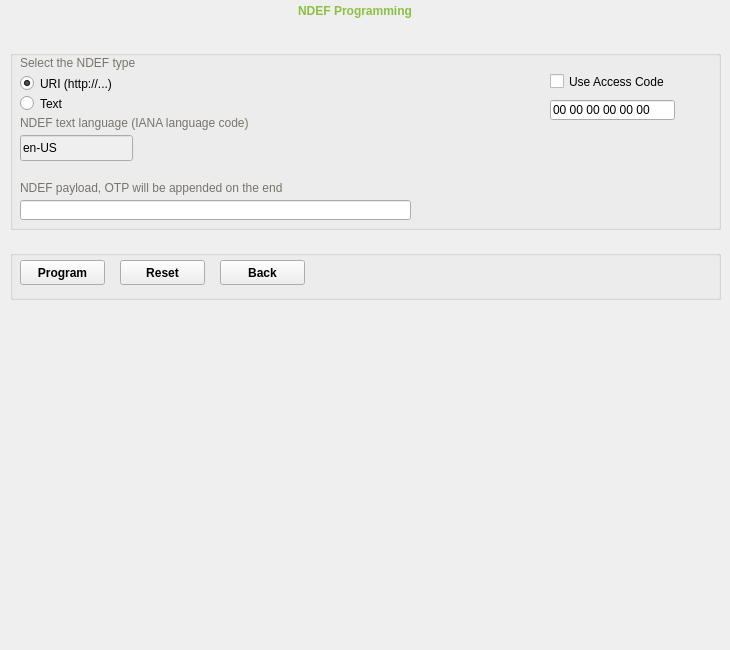
This is src/ui/toolpage.ui in Yubico/yubikey-personalization-gui-dpkg as Qt 5 draws it before an edit. The edited form follows.
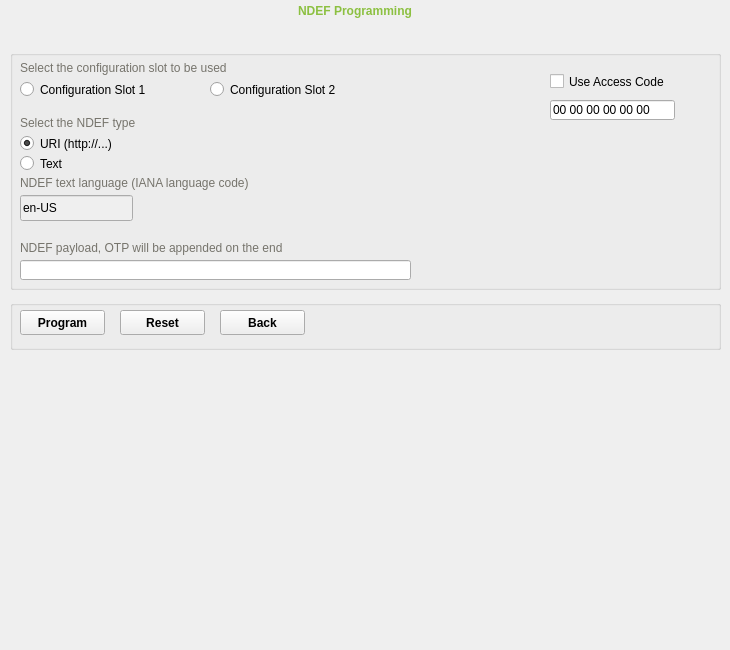
This is the edited form.

Diff of the .ui file:
```diff
--- a/src/ui/toolpage.ui
+++ b/src/ui/toolpage.ui
@@ -1002,7 +1002,7 @@
     <property name="geometry">
      <rect>
       <x>10</x>
-      <y>250</y>
+      <y>300</y>
       <width>711</width>
       <height>50</height>
      </rect>
@@ -1056,14 +1056,14 @@
       <x>10</x>
       <y>50</y>
       <width>711</width>
-      <height>180</height>
+      <height>240</height>
      </rect>
     </property>
     <widget class="QLabel" name="ndefTypeLabel">
      <property name="geometry">
       <rect>
        <x>10</x>
-       <y>5</y>
+       <y>65</y>
        <width>321</width>
        <height>16</height>
       </rect>
@@ -1080,7 +1080,7 @@
      <property name="geometry">
       <rect>
        <x>10</x>
-       <y>25</y>
+       <y>85</y>
        <width>151</width>
        <height>17</height>
       </rect>
@@ -1102,7 +1102,7 @@
      <property name="geometry">
       <rect>
        <x>10</x>
-       <y>45</y>
+       <y>105</y>
        <width>151</width>
        <height>17</height>
       </rect>
@@ -1118,7 +1118,7 @@
      <property name="geometry">
       <rect>
        <x>10</x>
-       <y>150</y>
+       <y>210</y>
        <width>391</width>
        <height>20</height>
       </rect>
@@ -1134,7 +1134,7 @@
      <property name="geometry">
       <rect>
        <x>10</x>
-       <y>85</y>
+       <y>145</y>
        <width>113</width>
        <height>26</height>
       </rect>
@@ -1147,7 +1147,7 @@
      <property name="geometry">
       <rect>
        <x>10</x>
-       <y>65</y>
+       <y>125</y>
        <width>321</width>
        <height>16</height>
       </rect>
@@ -1164,7 +1164,7 @@
      <property name="geometry">
       <rect>
        <x>10</x>
-       <y>130</y>
+       <y>190</y>
        <width>321</width>
        <height>16</height>
       </rect>
@@ -1216,6 +1216,71 @@
       </property>
      </widget>
     </widget>
+    <widget class="QWidget" name="ndefSlotWidget" native="true">
+     <property name="geometry">
+      <rect>
+       <x>10</x>
+       <y>10</y>
+       <width>361</width>
+       <height>50</height>
+      </rect>
+     </property>
+     <widget class="QLabel" name="ndefSlotLabel">
+      <property name="geometry">
+       <rect>
+        <x>0</x>
+        <y>0</y>
+        <width>321</width>
+        <height>16</height>
+       </rect>
+      </property>
+      <property name="styleSheet">
+       <string notr="true">font-weight: normal;
+color: rgb(118, 116, 108);</string>
+      </property>
+      <property name="text">
+       <string>Select the configuration slot to be used</string>
+      </property>
+     </widget>
+     <widget class="QRadioButton" name="ndefSlot1Radio">
+      <property name="geometry">
+       <rect>
+        <x>0</x>
+        <y>20</y>
+        <width>151</width>
+        <height>19</height>
+       </rect>
+      </property>
+      <property name="styleSheet">
+       <string notr="true">font-weight: normal;</string>
+      </property>
+      <property name="text">
+       <string>Configuration Slot 1</string>
+      </property>
+      <property name="checkable">
+       <bool>true</bool>
+      </property>
+      <property name="checked">
+       <bool>false</bool>
+      </property>
+     </widget>
+     <widget class="QRadioButton" name="ndefSlot2Radio">
+      <property name="geometry">
+       <rect>
+        <x>190</x>
+        <y>20</y>
+        <width>151</width>
+        <height>19</height>
+       </rect>
+      </property>
+      <property name="styleSheet">
+       <string notr="true">font-weight: normal;</string>
+      </property>
+      <property name="text">
+       <string>Configuration Slot 2</string>
+      </property>
+     </widget>
+    </widget>
    </widget>
   </widget>
   <widget class="QWidget" name="zapPage">
```
